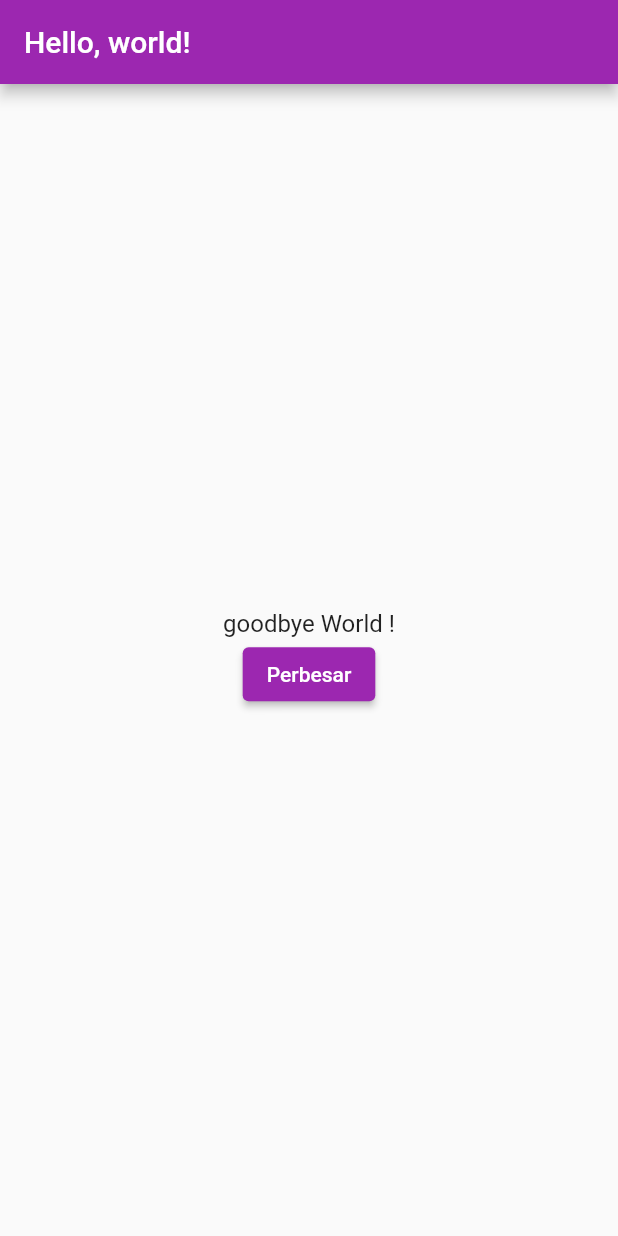
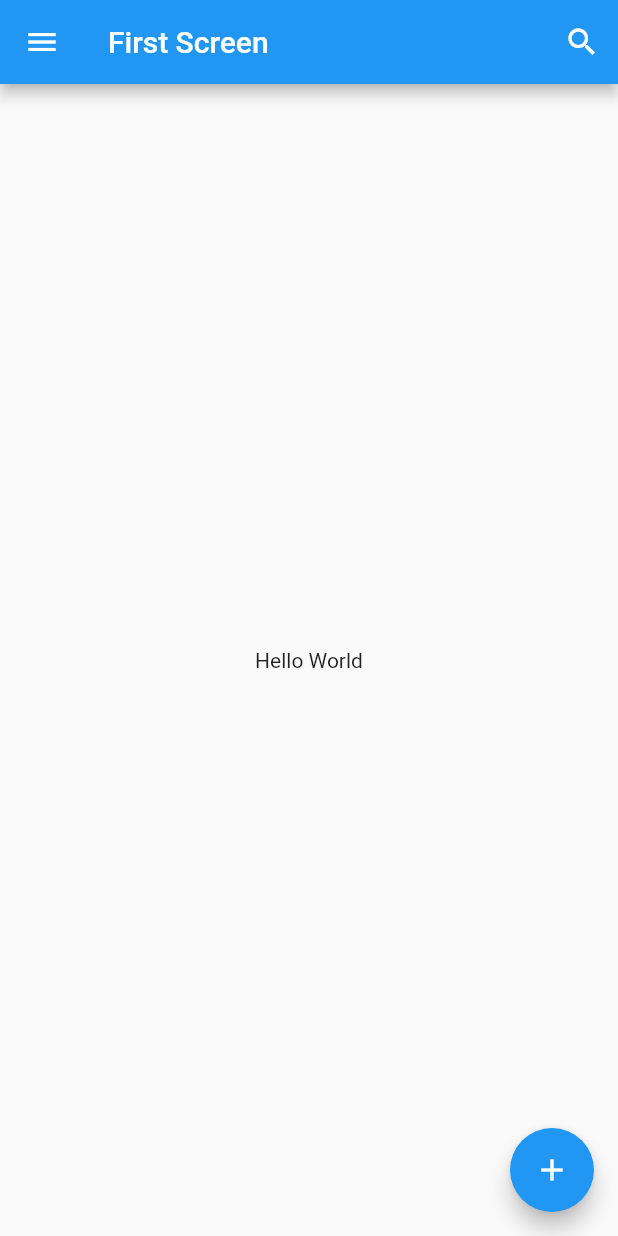
Before and after one commit to LeToyek/Flutter-Project, a Flutter app: the screen it shows after launch, on a phone screen of 412 x 824 dp. Run offline on Flutter 3.47's test engine with Material 2 defaults, Android fonts, the phone set to English and light mode, and no system bars.

Commit message:
Scaffold

```diff
--- a/commencer/lib/main.dart
+++ b/commencer/lib/main.dart
@@ -1,77 +1,48 @@
 import 'package:flutter/material.dart';
 
-void main() {
-  runApp(MyApp());
-}
+void main() => runApp(MyApp());
 
 class MyApp extends StatelessWidget {
   @override
   Widget build(BuildContext context) {
     return MaterialApp(
-      title: 'Flutter Demo',
-      theme: ThemeData(
-        primarySwatch: Colors.purple,
+      title: 'flutter Demo',
+      theme: ThemeData(primarySwatch: Colors.blue),
+      home: FirstScreen(),
+    );
+  }
+}
+
+class FirstScreen extends StatelessWidget {
+  @override
+  Widget build(BuildContext context) {
+    return Scaffold(
+      appBar: AppBar(
+        leading: IconButton(
+          icon: Icon(
+            Icons.menu,
+            color: Colors.white,
+          ),
+          onPressed: () {},
+        ),
+        title: Text('First Screen'),
+        actions: <Widget>[
+          IconButton(
+            icon: Icon(
+              Icons.search,
+              color: Colors.white,
+            ),
+            onPressed: () {},
+          )
+        ],
       ),
-      home: Scaffold(
-        appBar: AppBar(
-          title: Text('Hello, world!'),
-        ),
-        body: Center(
-          child: BiggerText(
-            text: 'goodbye World !',
-          ),
-        ),
+      body: Center(
+        child: Text('Hello World'),
+      ),
+      floatingActionButton: FloatingActionButton(
+        onPressed: () {},
+        child: Icon(Icons.add),
       ),
     );
   }
 }
-
-class Heading extends StatelessWidget {
-  final String text;
-
-  Heading({required this.text});
-
-  @override
-  Widget build(BuildContext context) {
-    return Text(
-      text,
-      style: TextStyle(
-        fontSize: 24.0,
-        fontWeight: FontWeight.bold,
-      ),
-    );
-  }
-}
-
-class BiggerText extends StatefulWidget {
-  final String text;
-
-  const BiggerText({required this.text});
-  @override
-  _BiggerTextState createState() => _BiggerTextState();
-}
-
-class _BiggerTextState extends State<BiggerText> {
-  double _textSize = 16;
-
-  @override
-  Widget build(BuildContext context) {
-    return Column(
-      mainAxisAlignment: MainAxisAlignment.center,
-      children: <Widget>[
-        Text(
-          widget.text,
-          style: TextStyle(fontSize: _textSize),
-        ),
-        ElevatedButton(
-          child: Text("Perbesar"),
-          onPressed: () {
-            setState(() {
-              _textSize = _textSize + 2;
-            });
-          },
-        )
-      ],
-    );
-  }
-}
```
